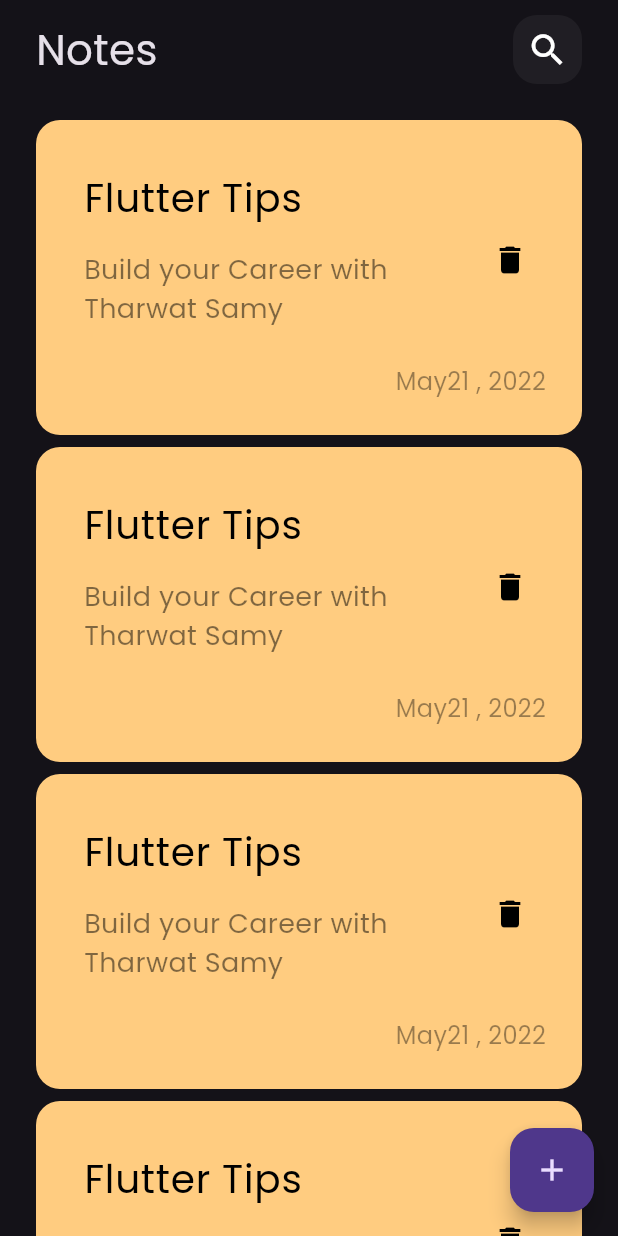
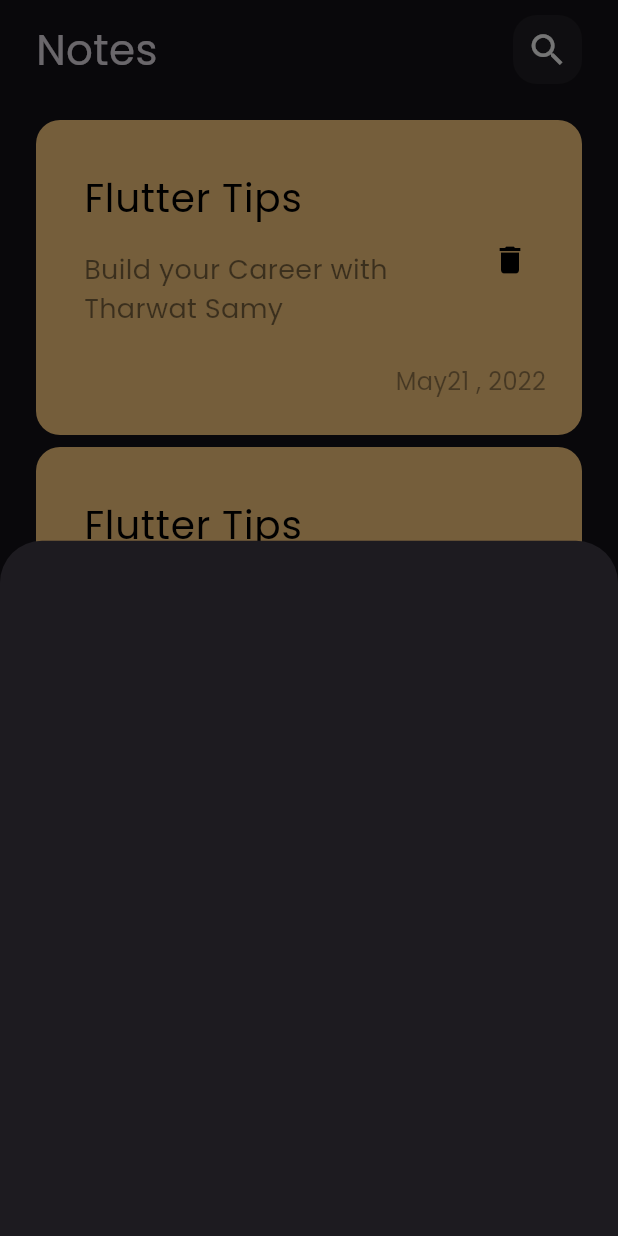
Before and after one commit to Amer-Shammout/notes_app, a Flutter app: the screen it shows after launch, after a tap on the "add" icon, on a phone screen of 412 x 824 dp. Run offline on Flutter 3.47's test engine with Material 3 defaults, Android fonts, the phone set to English and light mode, and no system bars; our stand-ins replace google_fonts.

Commit message:
show modal bottom sheet

```diff
--- a/lib/views/notes_view.dart
+++ b/lib/views/notes_view.dart
@@ -1,4 +1,5 @@
 import 'package:flutter/material.dart';
+import 'package:notes_app/widgets/add_note_bottom_sheet.dart';
 import 'package:notes_app/widgets/notes_view_body.dart';
 
 class NotesView extends StatelessWidget {
@@ -8,7 +9,11 @@ class NotesView extends StatelessWidget {
   Widget build(BuildContext context) {
     return Scaffold(
       floatingActionButton: FloatingActionButton(
-        onPressed: () {},
+        onPressed: () {
+          showModalBottomSheet(context: context, builder: (context){
+            return AddNoteBottomSheet();
+          });
+        },
         tooltip: "Add Note",
         child: const Icon(Icons.add),
       ),
--- /dev/null
+++ b/lib/widgets/add_note_bottom_sheet.dart
@@ -0,0 +1,10 @@
+import 'package:flutter/material.dart';
+
+class AddNoteBottomSheet extends StatelessWidget {
+  const AddNoteBottomSheet({super.key});
+
+  @override
+  Widget build(BuildContext context) {
+    return Container();
+  }
+}
```
